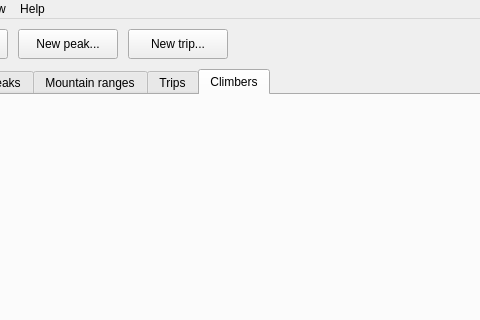
This is src/ui/main_window.ui in svetter/pal as Qt 5 draws it before an edit; both pictures show x 102 to 582 and y 0 to 320 of the 800 by 600 pixel window. The edited form follows.
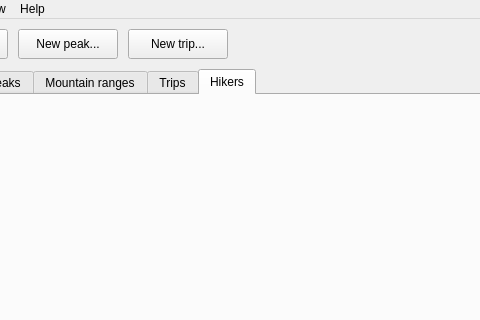
This is the edited form. The open tabs and pages were chosen to show the change. Icons and pictures are not drawn.

Commit message:
Finished new hiker dialog (#6)
Changed all instances of 'climber' to 'hiker' (except translation)

Diff of the .ui file:
```diff
--- a/src/ui/main_window.ui
+++ b/src/ui/main_window.ui
@@ -258,7 +258,7 @@
         </widget>
         <widget class="QWidget" name="climbersTab">
          <attribute name="title">
-          <string>Climbers</string>
+          <string>Hikers</string>
          </attribute>
         </widget>
        </widget>
```
Left out of the diff: 10 changed lines with no effect on the pictures. The commit also changes 7 other files.
